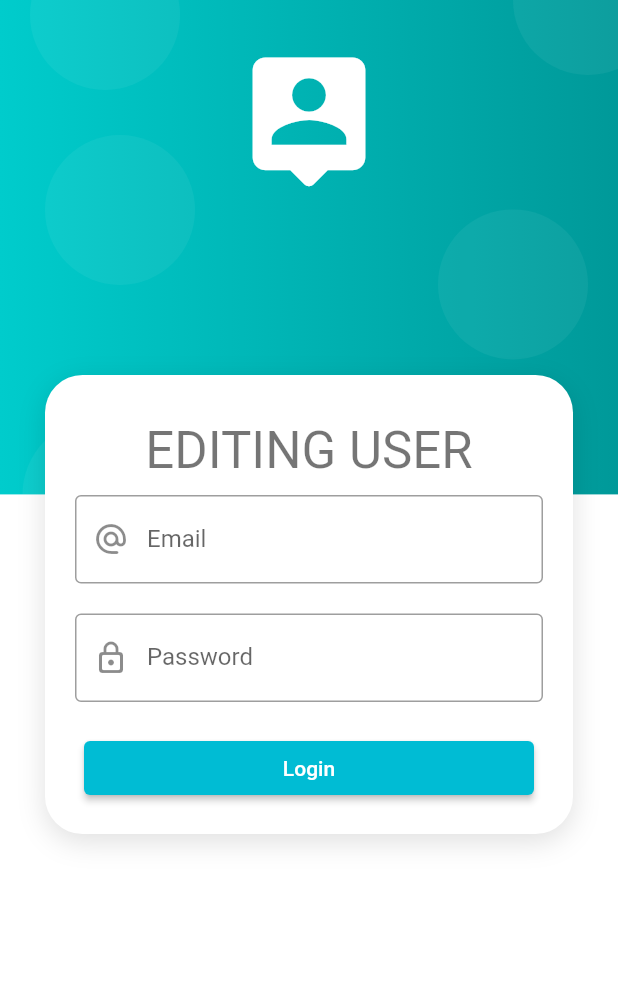
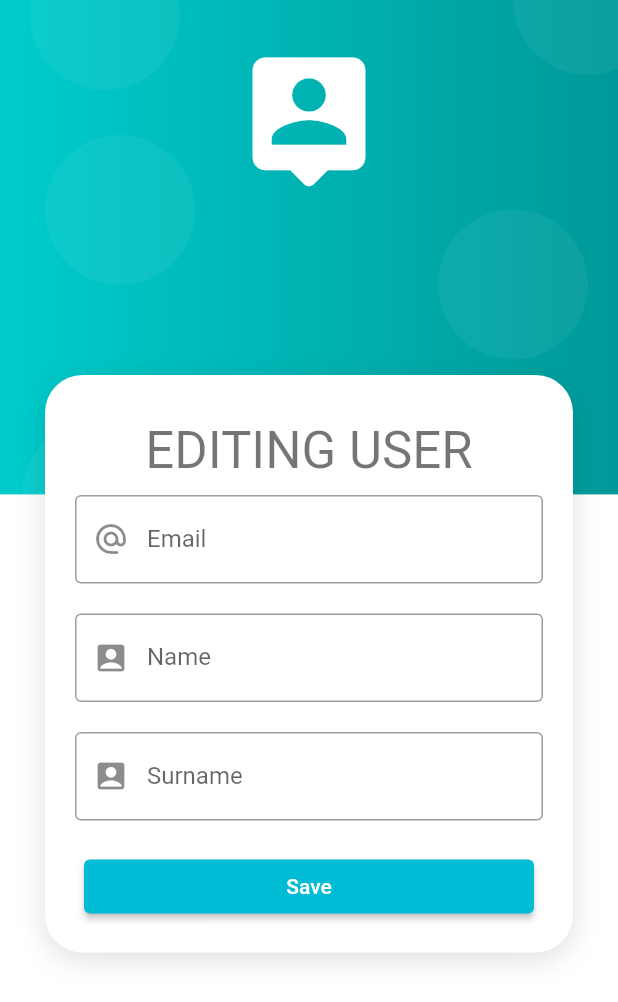
Before and after one commit to SpiritVideogames/trabajo_flutter, a Flutter app: the EditScreen screen opened by its route, on a phone screen of 412 x 824 dp. Shown: the top 1002 px of the screen. Run offline on Flutter 3.47's test engine with Material 2 defaults, Android fonts, the phone set to English and light mode, and no system bars; our stand-ins replace flutter_expandable_fab, flutter_slidable.

Commit message:
create services users

```diff
--- a/lib/main.dart
+++ b/lib/main.dart
@@ -1,8 +1,22 @@
 import 'package:flutter/material.dart';
+import 'package:provider/provider.dart';
+import 'package:trabajo_flutter/providers/login_api_provider.dart';
+import 'package:trabajo_flutter/services/users_services.dart';
 
 import 'router/app_routes.dart';
 
-void main() => runApp(const MyApp());
+void main() => runApp(const AppState());
+
+class AppState extends StatelessWidget {
+  const AppState({super.key});
+
+  @override
+  Widget build(BuildContext context) {
+    return MultiProvider(providers: [
+      ChangeNotifierProvider(create: (_) => UsersServices()),
+    ], child: const MyApp());
+  }
+}
 
 class MyApp extends StatelessWidget {
   const MyApp({Key? key}) : super(key: key);
--- /dev/null
+++ b/lib/models/users_test.dart
@@ -0,0 +1,81 @@
+// To parse required this JSON data, do
+//
+//     final users = usersFromMap(jsonString);
+
+import 'dart:convert';
+
+class UsersTest {
+  UsersTest({
+    required this.id,
+    required this.name,
+    required this.surname,
+    required this.cicleId,
+    required this.actived,
+    required this.email,
+    required this.type,
+    required this.numOfferApplied,
+    required this.createdAt,
+  });
+
+  String? id;
+  String name;
+  String surname;
+  int cicleId;
+  int actived;
+  String email;
+  String type;
+  int numOfferApplied;
+  String createdAt;
+
+  factory UsersTest.fromJson(String str) => UsersTest.fromMap(json.decode(str));
+
+  factory UsersTest.fromMap(Map<String, dynamic> json) => UsersTest(
+        id: json["id"],
+        name: json["name"],
+        surname: json["surname"],
+        cicleId: json["cicle_id"],
+        actived: json["actived"],
+        email: json["email"],
+        type: json["type"],
+        numOfferApplied: json["num_offer_applied"],
+        createdAt: json["created_at"],
+      );
+}
+
+class Datum3 {
+  Datum3({
+    required this.id,
+    required this.name,
+    required this.surname,
+    required this.cicleId,
+    required this.actived,
+    required this.email,
+    required this.type,
+    required this.numOfferApplied,
+    required this.createdAt,
+  });
+
+  String? id;
+  String name;
+  String surname;
+  int cicleId;
+  int actived;
+  String email;
+  String type;
+  int numOfferApplied;
+  String createdAt;
+
+  factory Datum3.fromJson(String str) => Datum3.fromMap(json.decode(str));
+
+  factory Datum3.fromMap(Map<String, dynamic> json) => Datum3(
+        id: json["id"],
+        name: json["name"],
+        surname: json["surname"],
+        cicleId: json["cicle_id"],
+        actived: json["actived"],
+        email: json["email"],
+        type: json["type"],
+        numOfferApplied: json["num_offer_applied"],
+        createdAt: json["created_at"],
+      );
+}
--- /dev/null
+++ b/lib/providers/edit_form_provider.dart
@@ -0,0 +1,13 @@
+import 'package:flutter/material.dart';
+
+class EditFormProvider extends ChangeNotifier {
+  GlobalKey<FormState> formKey = new GlobalKey<FormState>();
+
+  String email = '';
+  String name = '';
+  String surname = '';
+
+  bool isValidForm() {
+    return formKey.currentState?.validate() ?? false;
+  }
+}
--- a/lib/screens/edit_screen.dart
+++ b/lib/screens/edit_screen.dart
@@ -1,7 +1,6 @@
 import 'package:flutter/material.dart';
+import 'package:trabajo_flutter/providers/edit_form_provider.dart';
 
-import '../models/models.dart';
-import '../providers/login_api_provider.dart';
 import '../providers/login_form_provider.dart';
 import '../widgets/widgets.dart';
 import 'package:provider/provider.dart';
@@ -26,8 +25,8 @@ class EditScreen extends StatelessWidget {
                     style: Theme.of(context).textTheme.headline4),
                 const SizedBox(height: 10),
                 ChangeNotifierProvider(
-                  create: (_) => LoginFormProvider(),
-                  child: _LoginForm(),
+                  create: (_) => EditFormProvider(),
+                  child: _EditForm(),
                 )
               ],
             )),
@@ -36,12 +35,12 @@ class EditScreen extends StatelessWidget {
   }
 }
 
-class _LoginForm extends StatelessWidget {
+class _EditForm extends StatelessWidget {
   @override
   Widget build(BuildContext context) {
-    final loginForm = Provider.of<LoginFormProvider>(context);
+    final editForm = Provider.of<EditFormProvider>(context);
     return Form(
-        key: loginForm.formKey,
+        key: editForm.formKey,
         autovalidateMode: AutovalidateMode.onUserInteraction,
         child: Column(
           children: [
@@ -54,7 +53,7 @@ class _LoginForm extends StatelessWidget {
                   prefixIcon: Icon(Icons.alternate_email_rounded),
                   border: OutlineInputBorder(),
                 ),
-                onChanged: (value) => loginForm.email = value,
+                onChanged: (value) => editForm.email = value,
                 validator: (value) {
                   String pattern =
                       r'^(([^<>()[\]\\.,;:\s@\"]+(\.[^<>()[\]\\.,;:\s@\"]+)*)|(\".+\"))@((\[[0-9]{1,3}\.[0-9]{1,3}\.[0-9]{1,3}\.[0-9]{1,3}\])|(([a-zA-Z\-0-9]+\.)+[a-zA-Z]{2,}))$';
@@ -65,13 +64,22 @@ class _LoginForm extends StatelessWidget {
             const SizedBox(height: 20),
             TextFormField(
               autocorrect: false,
-              obscureText: true,
               decoration: const InputDecoration(
-                  hintText: 'User password',
-                  labelText: 'Password',
+                  hintText: 'User name',
+                  labelText: 'Name',
                   border: OutlineInputBorder(),
-                  prefixIcon: Icon(Icons.lock_outline_rounded)),
-              onChanged: (value) => loginForm.password = value,
+                  prefixIcon: Icon(Icons.account_box_rounded)),
+              onChanged: (value) => editForm.name = value,
+            ),
+            const SizedBox(height: 20),
+            TextFormField(
+              autocorrect: false,
+              decoration: const InputDecoration(
+                  hintText: 'User surname',
+                  labelText: 'Surname',
+                  border: OutlineInputBorder(),
+                  prefixIcon: Icon(Icons.account_box_rounded)),
+              onChanged: (value) => editForm.surname = value,
             ),
             const SizedBox(height: 20),
             SizedBox(
@@ -84,19 +92,11 @@ class _LoginForm extends StatelessWidget {
                 ),
                 onPressed: () async {
                   FocusScope.of(context).requestFocus(FocusNode());
-                  if (loginForm.isValidForm()) {
-                    final String? errorMessage = await LoginApiProvider()
-                        .postLogin(loginForm.email, loginForm.password);
-                    if (errorMessage == null) {
-                      // ignore: use_build_context_synchronously
-                      Navigator.pushNamed(context, 'index');
-                    } else {
-                      AlertDialog(title: Text(errorMessage));
-                    }
+                  if (editForm.isValidForm()) {
                     //Navigator.pushNamed(context, 'edit');
                   }
                 },
-                child: const Center(child: Text('Login')),
+                child: const Center(child: Text('Save')),
               ),
             ),
           ],
--- a/lib/screens/screens.dart
+++ b/lib/screens/screens.dart
@@ -1,3 +1,4 @@
 export 'package:trabajo_flutter/screens/index_admin_screen.dart';
 export 'package:trabajo_flutter/screens/login_screen.dart';
 export 'package:trabajo_flutter/screens/edit_screen.dart';
+export 'package:trabajo_flutter/screens/loading_screen.dart';
--- a/pubspec.yaml
+++ b/pubspec.yaml
@@ -40,6 +40,7 @@ dependencies:
   provider: ^6.0.4
   flutter_slidable: ^1.2.0
   flutter_expandable_fab: ^1.6.0
+
 
 dev_dependencies:
   flutter_test:
```
Also changed, not shown: lib/providers/login_api_provider.dart (+22 -4 lines), lib/screens/index_admin_screen.dart (+23 -1 lines), lib/screens/loading_screen.dart (added, +20 -0 lines), lib/services/users_services.dart (added, +44 -0 lines).
